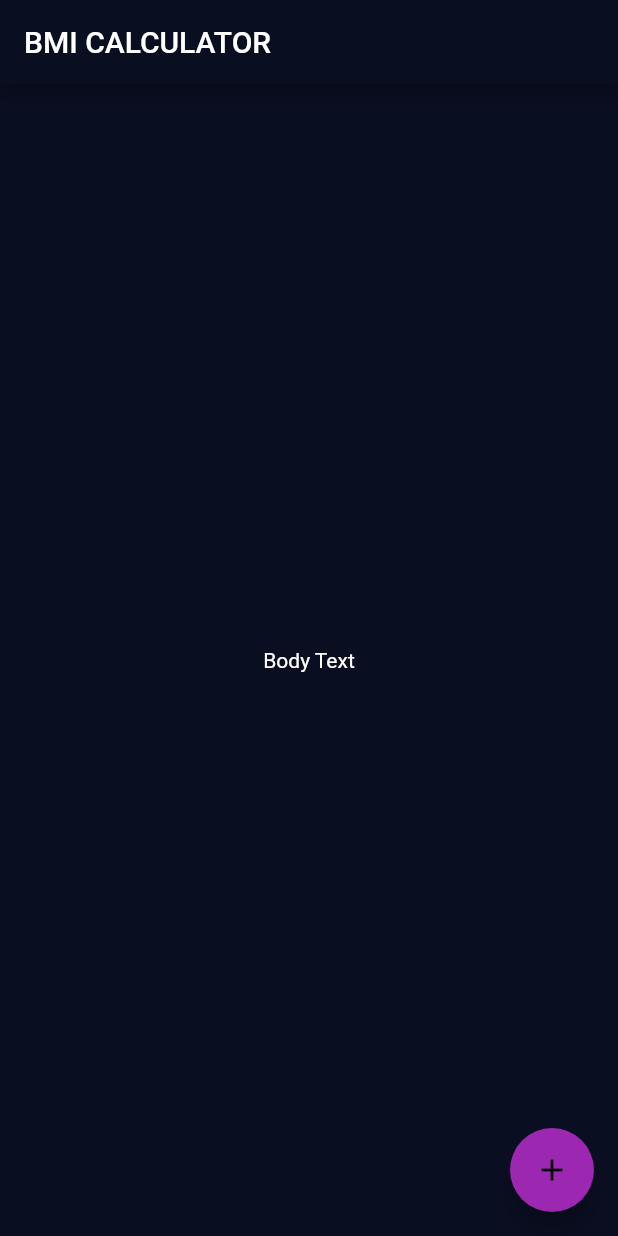
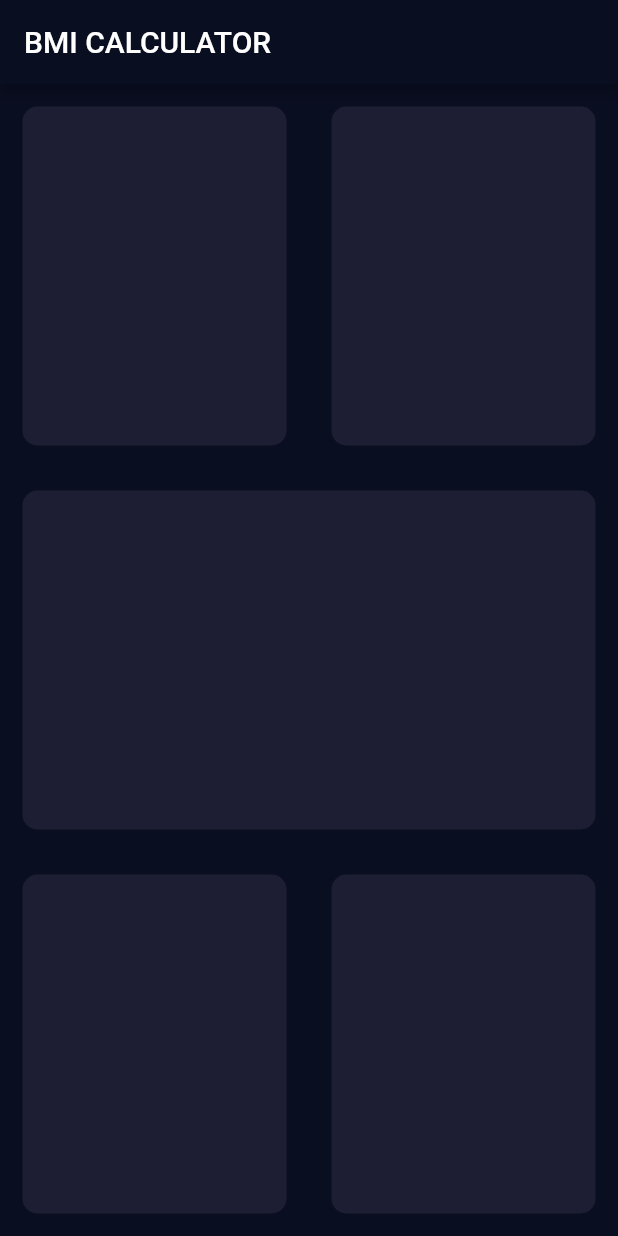
Before and after one commit to caputdraconis050630/bmi-calculator, a Flutter app: the screen it shows after launch, on a phone screen of 412 x 824 dp. Run offline on Flutter 3.47's test engine with Material 2 defaults, Android fonts, the phone set to English and light mode, and no system bars.

Commit message:
Layout Setting

```diff
--- a/lib/input_page.dart
+++ b/lib/input_page.dart
@@ -1,4 +1,5 @@
 import 'package:flutter/material.dart';
+import 'main.dart';
 
 class InputPage extends StatefulWidget{
   @override
@@ -12,15 +13,67 @@ class _InputPageState extends State<InputPage>{
       appBar: AppBar(
         title: Text('BMI CALCULATOR'),
       ),
-      body: Center(
-        child: Text('Body Text'),
-      ),
-      floatingActionButton:  FloatingActionButton(
-        child: Icon(Icons.add),
-        onPressed: (){
-
-        },
-      ),
+      body: Column(
+        children: [
+          Expanded(
+            child: Row(
+              children: [
+                Expanded(
+                  child: Container(
+                    margin: EdgeInsets.all(15.0),
+                    decoration: BoxDecoration(
+                      color: Color(0xFF1D1E33),
+                      borderRadius: BorderRadius.circular(10.0),
+                    ),
+                  ),
+                ),
+                Expanded(
+                    child: Container(
+                      margin: EdgeInsets.all(15.0),
+                      decoration: BoxDecoration(
+                        color: Color(0xFF1D1E33),
+                        borderRadius: BorderRadius.circular(10.0),
+                      ),
+                    ),
+                )
+              ],
+            ),
+          ),
+          Expanded(
+              child: Container(
+                margin: EdgeInsets.all(15.0),
+                decoration: BoxDecoration(
+                  color: Color(0xFF1D1E33),
+                  borderRadius: BorderRadius.circular(10.0),
+                ),
+              ),
+          ),
+          Expanded(
+            child: Row(
+              children: [
+                Expanded(
+                  child: Container(
+                    margin: EdgeInsets.all(15.0),
+                    decoration: BoxDecoration(
+                      color: Color(0xFF1D1E33),
+                      borderRadius: BorderRadius.circular(10.0),
+                    ),
+                  ),
+                ),
+                Expanded(
+                  child: Container(
+                    margin: EdgeInsets.all(15.0),
+                    decoration: BoxDecoration(
+                      color: Color(0xFF1D1E33),
+                      borderRadius: BorderRadius.circular(10.0),
+                    ),
+                  ),
+                )
+              ],
+            ),
+          ),
+        ],
+      )
     );
   }
 }
```
Also changed, not shown: lib/main.dart (line endings or trailing spaces).
